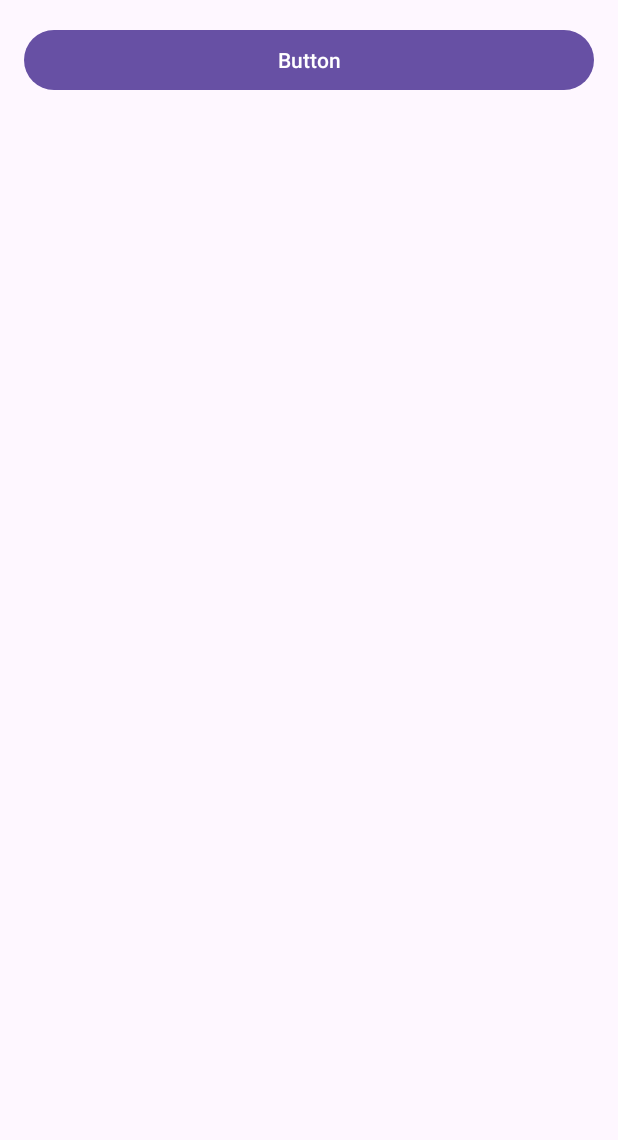
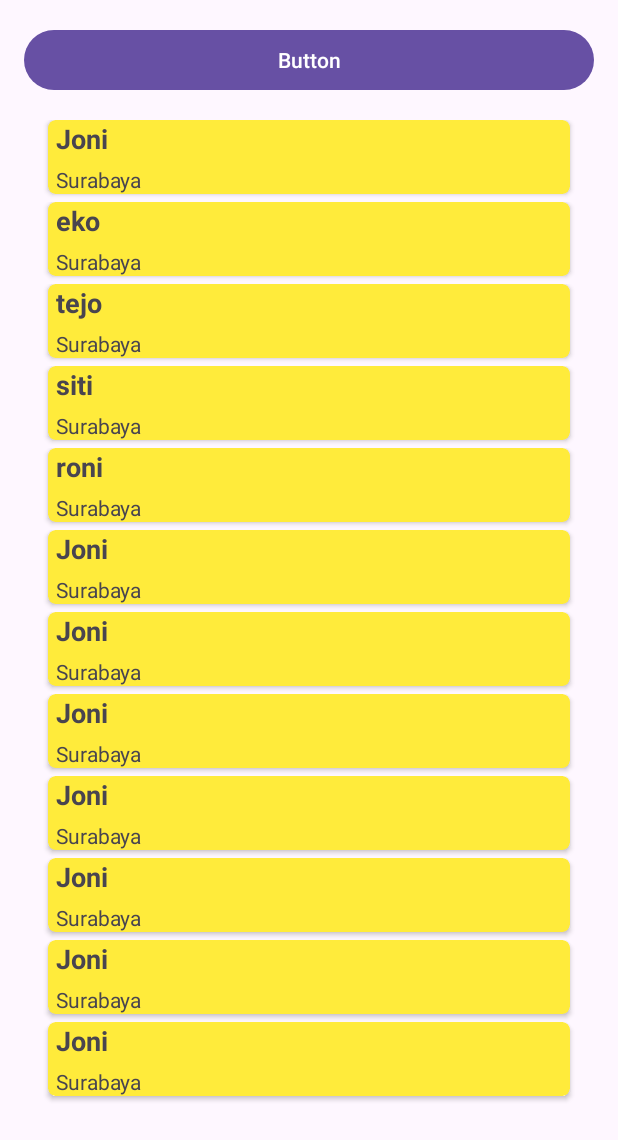
Before and after one commit to sectk/Android-Studio, an Android app: the screen it shows after launch (MainActivity), on a phone screen of 412 x 824 dp. Shown: the top 1140 px of the screen. Run offline under Robolectric (Android 15) with nearby library versions, the phone set to English and light mode, and no system bars.

Commit message:
Recycler

```diff
--- a/RecyclerViewCardView/app/src/main/java/com/example/recyclerviewcardview/MainActivity.java
+++ b/RecyclerViewCardView/app/src/main/java/com/example/recyclerviewcardview/MainActivity.java
@@ -7,8 +7,17 @@ import androidx.appcompat.app.AppCompatActivity;
 import androidx.core.graphics.Insets;
 import androidx.core.view.ViewCompat;
 import androidx.core.view.WindowInsetsCompat;
+import androidx.recyclerview.widget.LinearLayoutManager;
+import androidx.recyclerview.widget.RecyclerView;
+
+import java.util.ArrayList;
+import java.util.List;
 
 public class MainActivity extends AppCompatActivity {
+
+    RecyclerView recyclerView;
+    SiswaAdapter adapter;
+    List<Siswa> siswaList;
 
     @Override
     protected void onCreate(Bundle savedInstanceState) {
@@ -20,5 +29,31 @@ public class MainActivity extends AppCompatActivity {
             v.setPadding(systemBars.left, systemBars.top, systemBars.right, systemBars.bottom);
             return insets;
         });
+        load();
+        isiData();
+    }
+    public void  load(){
+    recyclerView = findViewById(R.id.rcvSiswa);
+    recyclerView.setLayoutManager(new LinearLayoutManager(this));
+    }
+
+    public void isiData(){
+        siswaList = new ArrayList<Siswa>();
+        siswaList.add(new Siswa("Joni", "Surabaya"));
+        siswaList.add(new Siswa("eko", "Surabaya"));
+        siswaList.add(new Siswa("tejo", "Surabaya"));
+        siswaList.add(new Siswa("siti", "Surabaya"));
+        siswaList.add(new Siswa("roni", "Surabaya"));
+        siswaList.add(new Siswa("Joni", "Surabaya"));
+        siswaList.add(new Siswa("Joni", "Surabaya"));
+        siswaList.add(new Siswa("Joni", "Surabaya"));
+        siswaList.add(new Siswa("Joni", "Surabaya"));
+        siswaList.add(new Siswa("Joni", "Surabaya"));
+        siswaList.add(new Siswa("Joni", "Surabaya"));
+        siswaList.add(new Siswa("Joni", "Surabaya"));
+
+        adapter = new SiswaAdapter(this, siswaList);
+        recyclerView.setAdapter(adapter);
+
     }
 }
--- a/RecyclerViewCardView/app/src/main/res/layout/activity_main.xml
+++ b/RecyclerViewCardView/app/src/main/res/layout/activity_main.xml
@@ -8,7 +8,7 @@
     tools:context=".MainActivity">
 
     <Button
-        android:id="@+id/button2"
+        android:id="@+id/button"
         android:layout_width="0dp"
         android:layout_height="wrap_content"
         android:layout_marginStart="16dp"
@@ -21,19 +21,19 @@
 
     <ScrollView
         android:layout_width="match_parent"
-        android:layout_height="0dp"
+        android:layout_height="wrap_content"
         android:layout_marginStart="16dp"
         android:layout_marginTop="16dp"
         android:layout_marginEnd="16dp"
         android:layout_marginBottom="16dp"
         app:layout_constraintBottom_toBottomOf="parent"
         app:layout_constraintEnd_toEndOf="parent"
-        app:layout_constraintHorizontal_bias="1.0"
         app:layout_constraintStart_toStartOf="parent"
-        app:layout_constraintTop_toBottomOf="@+id/button2"
-        app:layout_constraintVertical_bias="1.0" >
+        app:layout_constraintTop_toBottomOf="@+id/button"
+        app:layout_constraintVertical_bias="0.0">
 
         <androidx.recyclerview.widget.RecyclerView
+            android:id="@+id/rcvSiswa"
             android:layout_width="match_parent"
             android:layout_height="wrap_content" />
     </ScrollView>
--- a/RecyclerViewCardView/app/src/main/res/layout/item_siswa.xml
+++ b/RecyclerViewCardView/app/src/main/res/layout/item_siswa.xml
@@ -1,9 +1,9 @@
 <?xml version="1.0" encoding="utf-8"?>
 <LinearLayout xmlns:android="http://schemas.android.com/apk/res/android"
     xmlns:app="http://schemas.android.com/apk/res-auto"
-    android:orientation="vertical"
     android:layout_width="match_parent"
-    android:layout_height="match_parent">
+    android:layout_height="wrap_content"
+    android:orientation="vertical">
 
     <androidx.cardview.widget.CardView
         android:layout_width="match_parent"
```
